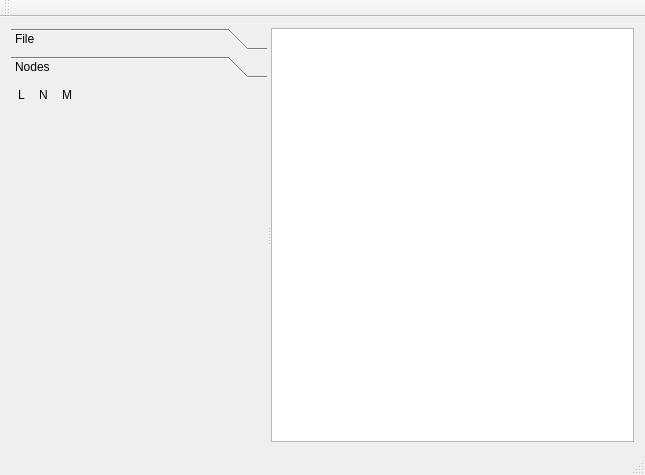
Qt form mainwindow.ui (hmartinet/ddesigner) before a commit.
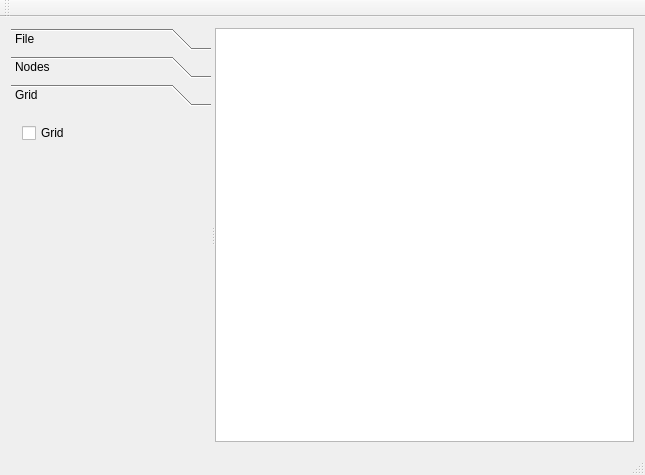
The same form after that commit. Custom widgets are drawn as their Qt base class.

Commit message: Snap to grid feature

Patch:
```diff
--- a/mainwindow.ui
+++ b/mainwindow.ui
@@ -31,7 +31,7 @@
         <enum>QFrame::Plain</enum>
        </property>
        <property name="currentIndex">
-        <number>1</number>
+        <number>2</number>
        </property>
        <widget class="QWidget" name="filePage">
         <property name="geometry">
@@ -51,8 +51,8 @@
          <rect>
           <x>0</x>
           <y>0</y>
-          <width>256</width>
-          <height>344</height>
+          <width>200</width>
+          <height>316</height>
          </rect>
         </property>
         <attribute name="label">
@@ -149,6 +149,28 @@
          </item>
         </layout>
        </widget>
+       <widget class="QWidget" name="gridPage">
+        <property name="geometry">
+         <rect>
+          <x>0</x>
+          <y>0</y>
+          <width>200</width>
+          <height>316</height>
+         </rect>
+        </property>
+        <attribute name="label">
+         <string>Grid</string>
+        </attribute>
+        <layout class="QFormLayout" name="formLayout">
+         <item row="0" column="0">
+          <widget class="QCheckBox" name="gridCheckBox">
+           <property name="text">
+            <string>Grid</string>
+           </property>
+          </widget>
+         </item>
+        </layout>
+       </widget>
       </widget>
       <widget class="DiagramView" name="diagramView">
        <property name="sizePolicy">
```
Left out of the diff: 4 changed lines with no effect on the pictures. The commit also changes 13 other files.
